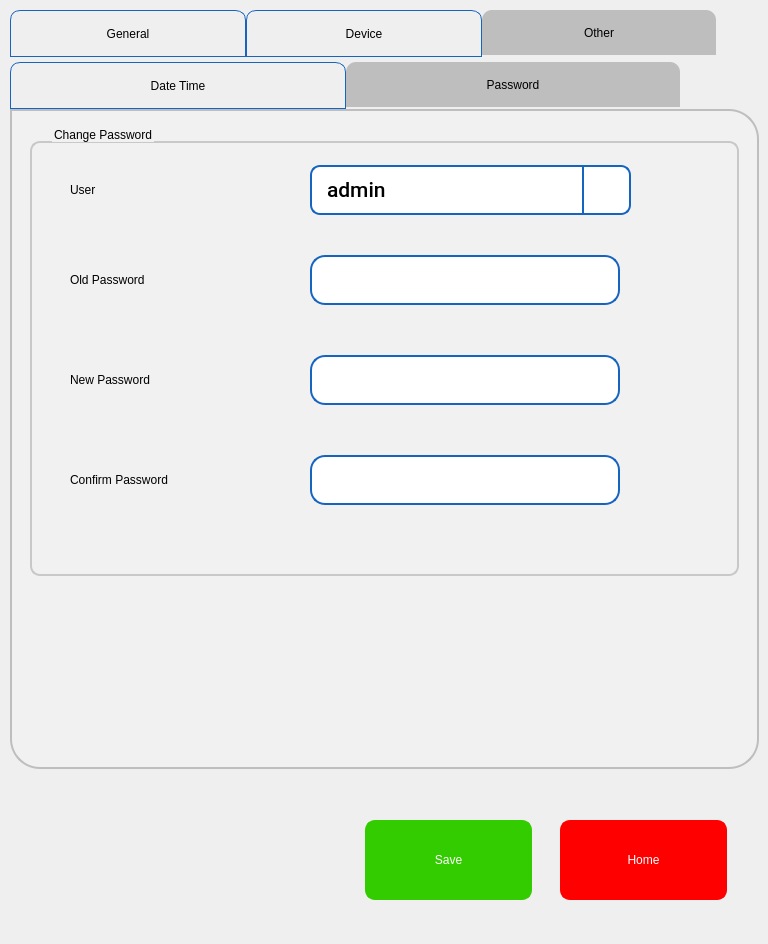
Old version of the form pApp-22-June-2021/sgeneralsetup.ui in the repository ChandraMVE/PSSC_QT_Development.
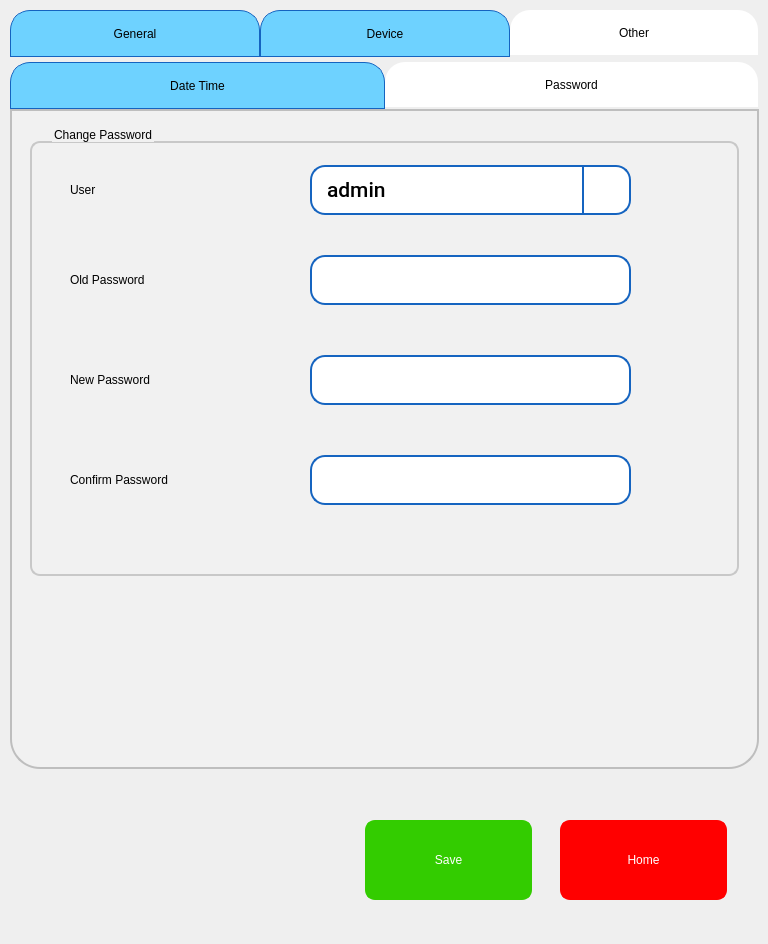
New version of the form. The open tabs and pages were chosen to show the change. Icons and pictures are not drawn. Custom widgets are drawn as their Qt base class.

Commit message: QT UI Color Changes This has only the changes but doesn't contain the binary file associated with it

Patch:
```diff
--- a/pApp-22-June-2021/sgeneralsetup.ui
+++ b/pApp-22-June-2021/sgeneralsetup.ui
@@ -175,25 +175,27 @@
 
     border: 1px solid #C4C4C3;
     border-bottom-color: #C2C7CB; /* same as the pane color */
-    border-top-left-radius: 10px;
-    border-top-right-radius: 10px;
+    border-top-left-radius: 20px;
+    border-top-right-radius: 20px;
 
     padding: 2px;
     height:41px;
-   	width: 230px;
+   	width: 243.5px;
 
 border-width: 1px;
 border-color: rgb(21, 100, 192);
 border-style: solid;
 
-font: 75 16pt &quot;Roboto Medium&quot;;
+font: 75 20pt &quot;Roboto Medium&quot;;
 	color: rgb(0, 0, 0);
+background-color: rgb(110, 210, 255);
 	
 
 }
 
 QTabBar::tab:selected {
-	background-color: rgb(190, 190, 190);
+		/*background-color: rgb(190, 190, 190);*/
+	background-color: rgb(255, 255, 255);
     border-color: #9B9B9B;
     border-bottom-color: #C2C7CB; /* same as pane color */
  border: 0px
@@ -3344,12 +3346,12 @@
 
     border: 1px solid #C4C4C3;
     border-bottom-color: #C2C7CB; /* same as the pane color */
-    border-top-left-radius: 10px;
-    border-top-right-radius: 10px;
+    border-top-left-radius: 20px;
+    border-top-right-radius: 20px;
 
     padding: 2px;
     height:41px;
-   width: 330px;
+   width: 369px;
 
 border-width: 1px;
 border-color: rgb(21, 100, 192);
@@ -3357,12 +3359,14 @@
 
 font: 75 16pt &quot;Roboto Medium&quot;;
 	color: rgb(0, 0, 0);
+background-color: rgb(110, 210, 255);
 	
 
 }
 
 QTabBar::tab:selected {
-	background-color: rgb(190, 190, 190);
+		/*background-color: rgb(190, 190, 190);*/
+	background-color: rgb(255, 255, 255);
     border-color: #9B9B9B;
     border-bottom-color: #C2C7CB; /* same as pane color */
  border: 0px
@@ -5109,7 +5113,7 @@
     border-bottom-color: #C2C7CB; /* same as the pane color */
     border-bottom-left-radius: 30px;
 border-bottom-right-radius: 30px;
-    border-top-right-radius: 30px;
+/*    border-top-right-radius: 30px;*/
 color: rgb(0, 0, 0);
 font: 75 16pt &quot;Roboto Medium&quot;;
 border-color:  rgb(190, 190, 190);
@@ -5177,7 +5181,7 @@
           <rect>
            <x>280</x>
            <y>130</y>
-           <width>310</width>
+           <width>321</width>
            <height>50</height>
           </rect>
          </property>
@@ -5262,7 +5266,7 @@
          <property name="styleSheet">
           <string notr="true">QComboBox {
    border: 2px solid  rgb(21, 100, 192);
-   border-radius: 10px;
+   border-radius: 15px;
    padding: 1px 18px 1px 3px;
    background-color: rgb(255, 255, 255);
    color: rgb(0, 0, 0);
@@ -5389,7 +5393,7 @@
           <rect>
            <x>280</x>
            <y>330</y>
-           <width>310</width>
+           <width>321</width>
            <height>50</height>
           </rect>
          </property>
@@ -5438,7 +5442,7 @@
           <rect>
            <x>280</x>
            <y>230</y>
-           <width>310</width>
+           <width>321</width>
            <height>50</height>
           </rect>
          </property>
```
Left out of the diff: 28 changed lines with no effect on the pictures. The commit also changes 9 other files.
